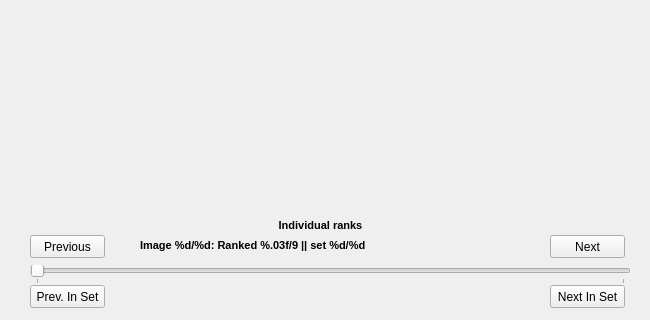
This is display.ui in phecy/ImageSorter as Qt 5 draws it before an edit; both pictures show x 0 to 650 and y 215 to 535 of the 650 by 535 pixel window. The edited form follows.
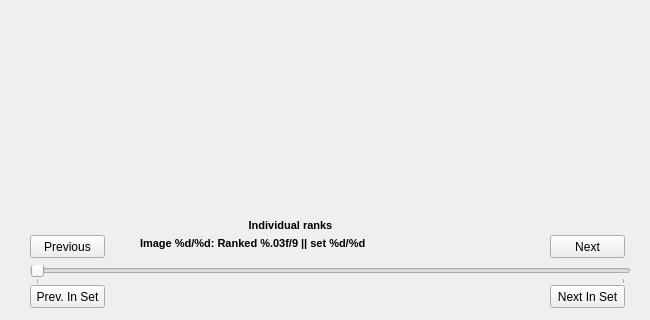
This is the edited form.

```diff
--- a/display.ui
+++ b/display.ui
@@ -73,7 +73,7 @@
      <x>140</x>
      <y>450</y>
      <width>361</width>
-     <height>20</height>
+     <height>16</height>
     </rect>
    </property>
    <property name="font">
@@ -154,9 +154,9 @@
   <widget class="QLabel" name="indivRanks">
    <property name="geometry">
     <rect>
-     <x>140</x>
+     <x>40</x>
      <y>430</y>
-     <width>361</width>
+     <width>501</width>
      <height>20</height>
     </rect>
    </property>
```
